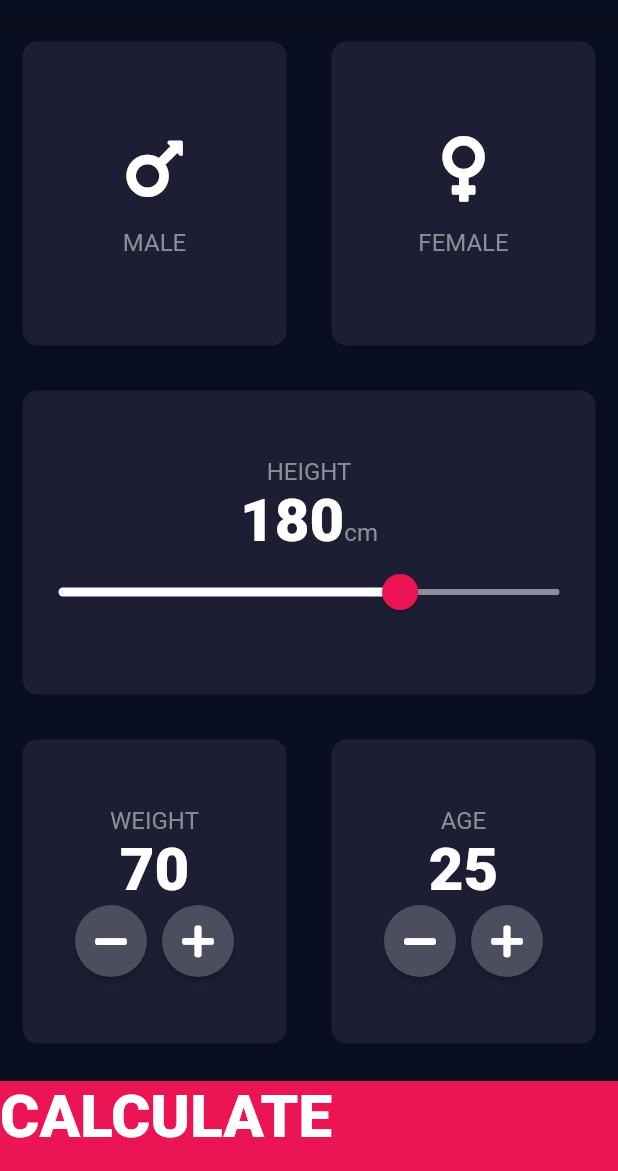
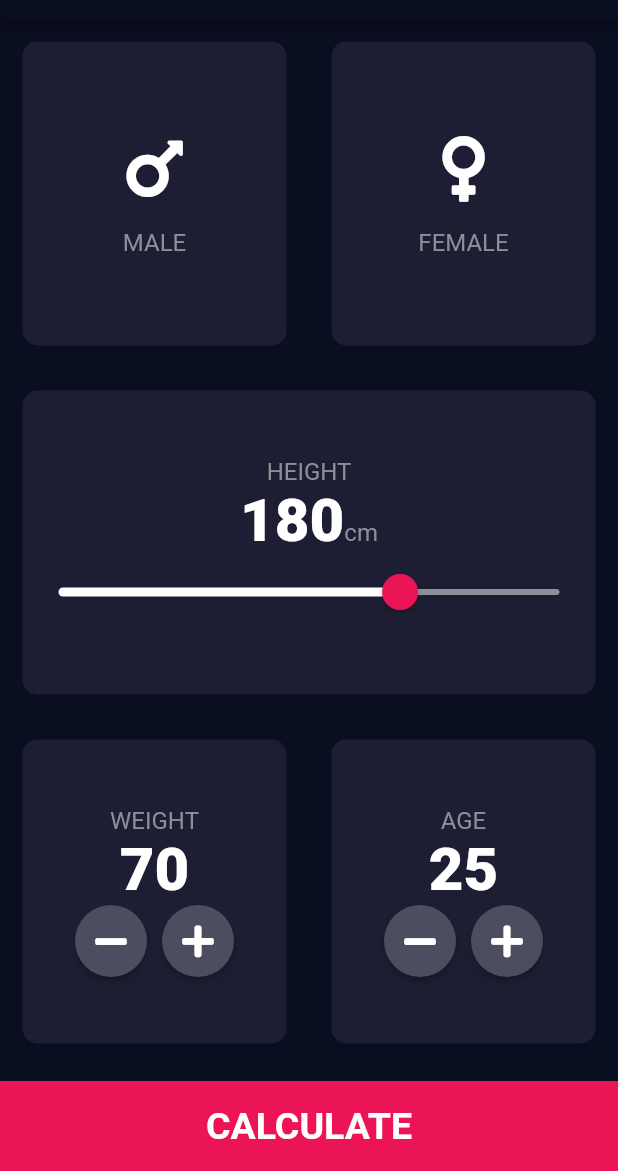
Before and after one commit to Allabergen/bmi_calculator_flutter, a Flutter app: the screen it shows after launch, on a phone screen of 412 x 824 dp, the part 65-1236 px from its top. Run offline on Flutter 3.47's test engine with Material 2 defaults, Android fonts, the phone set to English and light mode, and no system bars; our stand-ins replace font_awesome_flutter.

Commit message:
add bmi calculator_brain, distribute to folders, done

```diff
--- /dev/null
+++ b/lib/components/bottom_button.dart
@@ -0,0 +1,24 @@
+import 'package:bmi_calculator/constants.dart';
+import 'package:flutter/material.dart';
+
+
+class BottomButton extends StatelessWidget {
+  final Function onTap;
+  final String buttonTitle;
+
+  BottomButton({@required this.buttonTitle, @required this.onTap});
+
+  @override
+  Widget build(BuildContext context) {
+    return GestureDetector(
+      child: Container(
+        child: Center(child: Text(buttonTitle, style: kLargeButtonTextStyle)),
+        color: kBottomContainerColour,
+        margin: EdgeInsets.only(top: 10.0),
+        width: double.infinity,
+        height: kBottomContainerHeight,
+      ),
+      onTap: onTap,
+    );
+  }
+}
--- a/lib/icon_content.dart
+++ b/lib/components/icon_content.dart
@@ -1,6 +1,5 @@
+import 'package:bmi_calculator/constants.dart';
 import 'package:flutter/material.dart';
-
-import 'constants.dart';
 
 class IconContent extends StatelessWidget {
   final IconData faIcon;
--- a/lib/reusable_card.dart
+++ b/lib/components/reusable_card.dart
@@ -1,6 +1,5 @@
+import 'package:bmi_calculator/constants.dart';
 import 'package:flutter/material.dart';
-
-import 'constants.dart';
 
 class ReusableCard extends StatelessWidget {
   final Color colour;
--- /dev/null
+++ b/lib/components/round_icon_button.dart
@@ -0,0 +1,23 @@
+import 'package:flutter/material.dart';
+
+class RoundIconButton extends StatelessWidget {
+  final IconData icon;
+  final Function onPressed;
+
+  RoundIconButton({@required this.icon, @required this.onPressed});
+
+  @override
+  Widget build(BuildContext context) {
+    return RawMaterialButton(
+      child: Icon(icon),
+      elevation: 2.0,
+      constraints: BoxConstraints.tightFor(
+        height: 48.0,
+        width: 48.0,
+      ),
+      shape: CircleBorder(),
+      fillColor: Color(0xFF4C4D5E),
+      onPressed: onPressed,
+    );
+  }
+}
--- a/lib/main.dart
+++ b/lib/main.dart
@@ -1,6 +1,6 @@
 import 'package:flutter/material.dart';
 
-import 'input_page.dart';
+import 'screens/input_page.dart';
 
 void main() => runApp(BMICalculator());
 
--- a/lib/input_page.dart
+++ b/lib/screens/input_page.dart
@@ -1,10 +1,12 @@
-import 'package:bmi_calculator/results_page.dart';
-import 'package:bmi_calculator/reusable_card.dart';
+import 'package:bmi_calculator/calculator_brain.dart';
+import 'package:bmi_calculator/components/bottom_button.dart';
+import 'package:bmi_calculator/components/icon_content.dart';
+import 'package:bmi_calculator/components/reusable_card.dart';
+import 'package:bmi_calculator/components/round_icon_button.dart';
+import 'package:bmi_calculator/constants.dart';
+import 'package:bmi_calculator/screens/results_page.dart';
 import 'package:flutter/material.dart';
 import 'package:font_awesome_flutter/font_awesome_flutter.dart';
-
-import 'constants.dart';
-import 'icon_content.dart';
 
 enum GenderType { male, female }
 
@@ -192,17 +194,21 @@ class _InputPageState extends State<InputPage> {
               ],
             ),
           ),
-          GestureDetector(
-            child: Container(
-              child: Text('CALCULATE', style: kTextStyle),
-              color: kBottomContainerColour,
-              margin: EdgeInsets.only(top: 10.0),
-              width: double.infinity,
-              height: kBottomContainerHeight,
-            ),
+          BottomButton(
+            buttonTitle: 'CALCULATE',
             onTap: () {
-              Navigator.push(context,
-                  MaterialPageRoute(builder: (context) => ResultsPage()));
+              CalculatorBrain calc =
+                  CalculatorBrain(height: height, weight: weight);
+              Navigator.push(
+                context,
+                MaterialPageRoute(
+                  builder: (context) => ResultsPage(
+                    bmiResult: calc.calculateBMI(),
+                    resultText: calc.getResult(),
+                    interpretation: calc.getInterpretation(),
+                  ),
+                ),
+              );
             },
           ),
         ],
@@ -210,25 +216,3 @@ class _InputPageState extends State<InputPage> {
     );
   }
 }
-
-class RoundIconButton extends StatelessWidget {
-  final IconData icon;
-  final Function onPressed;
-
-  RoundIconButton({@required this.icon, @required this.onPressed});
-
-  @override
-  Widget build(BuildContext context) {
-    return RawMaterialButton(
-      child: Icon(icon),
-      elevation: 2.0,
-      constraints: BoxConstraints.tightFor(
-        height: 48.0,
-        width: 48.0,
-      ),
-      shape: CircleBorder(),
-      fillColor: Color(0xFF4C4D5E),
-      onPressed: onPressed,
-    );
-  }
-}
```
Also changed, not shown: lib/calculator_brain.dart (added, +34 -0 lines), lib/constants.dart (+17 -0 lines), lib/results_page.dart (deleted, +0 -13 lines), lib/screens/results_page.dart (added, +68 -0 lines).
